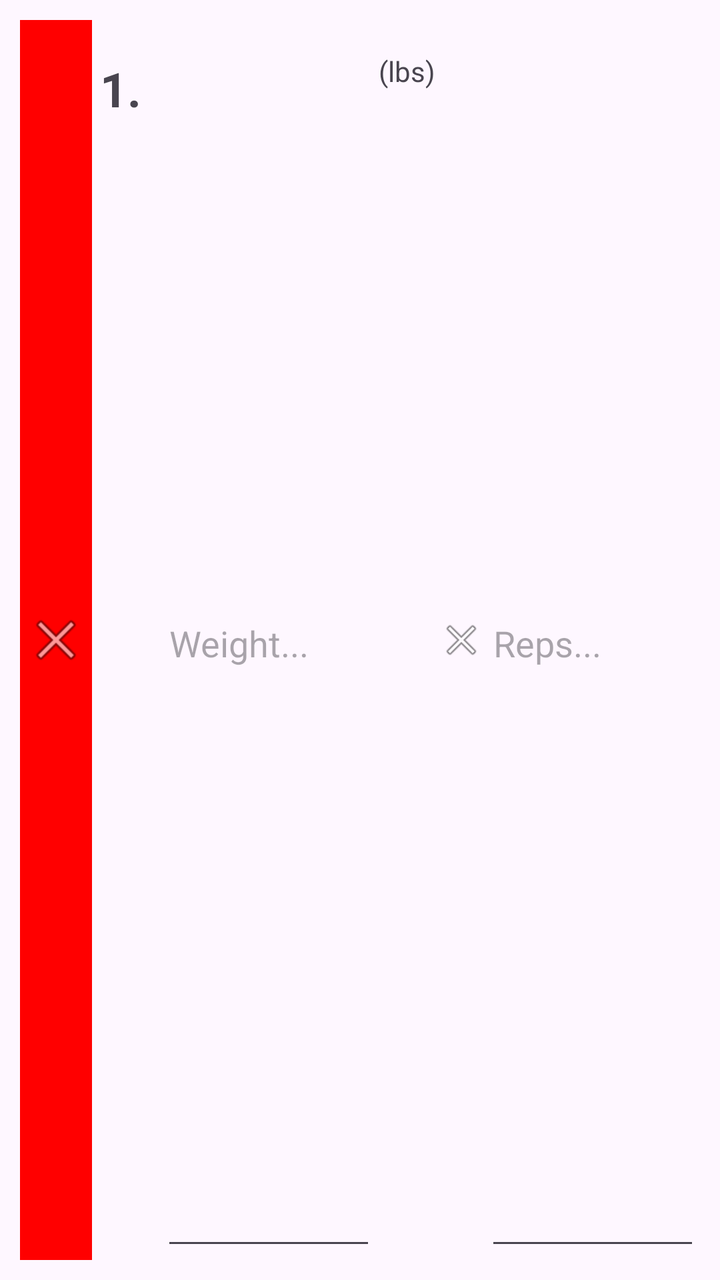
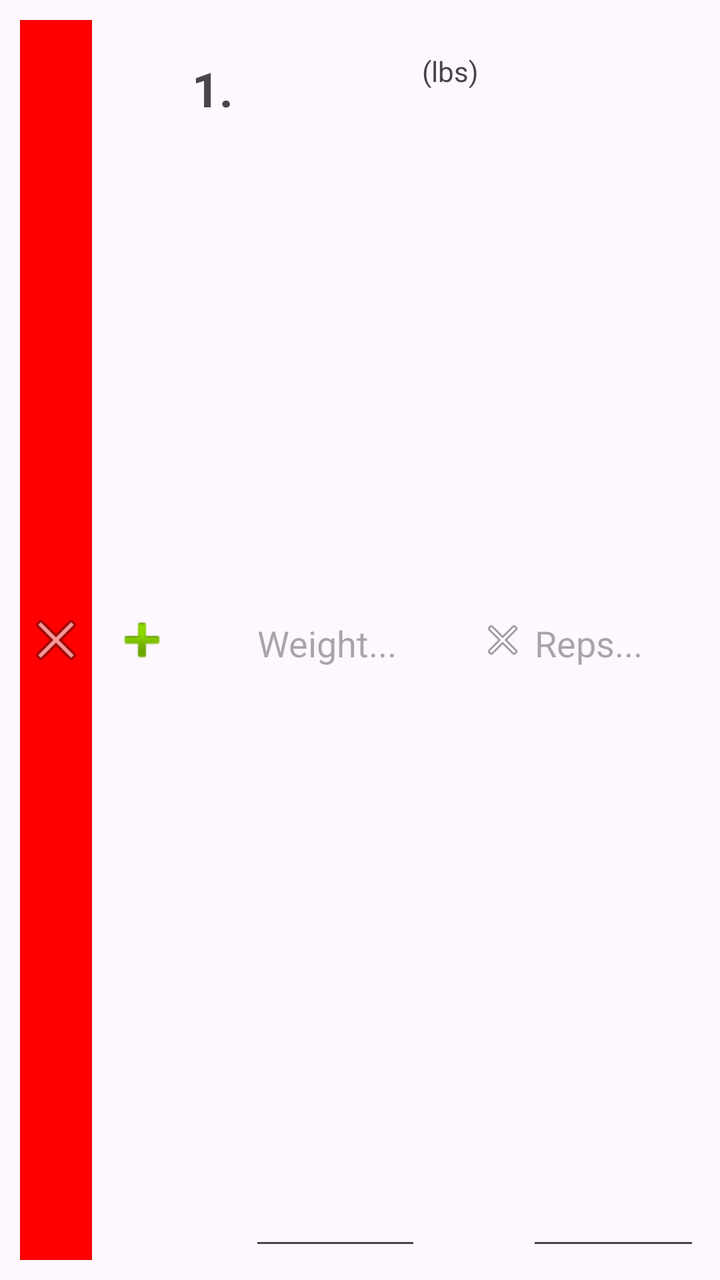

Before-and-after screenshots of an Android layout around one commit, followed by the original layout XML and the change that was made.
<!-- AndroidManifest.xml: application theme Theme.FitnessGuru -->
<!-- res/layout/item_set.xml -->
<?xml version="1.0" encoding="utf-8"?>
<LinearLayout
    xmlns:android="http://schemas.android.com/apk/res/android"
    android:orientation="horizontal"
    android:id="@+id/setContent"
    android:transitionName="workoutCard"
    android:padding="10dp"
    android:layout_margin="6dp"
    android:layout_width="match_parent"
    android:layout_height="wrap_content">

    <ImageButton
        android:id="@+id/deleteSet"
        android:contentDescription="deleteSet"
        android:src="@android:drawable/ic_menu_close_clear_cancel"
        android:background="#ff0000"
        android:minWidth="36dp"
        android:minHeight="36dp"
        android:layout_width="36dp"
        android:layout_marginRight="4dp"
        android:layout_height="match_parent"
        android:backgroundTint="#FF0000"/>

    <TextView
        android:id="@+id/numberOfSet"
        android:text="1."
        android:layout_marginTop="10dp"
        android:textStyle="bold"
        android:textSize="24sp"
        android:maxLines="2"
        android:ellipsize="end"
        android:paddingTop="8dp"
        android:layout_width="0dp"
        android:layout_weight="0.1"
        android:layout_height="match_parent" />

    <EditText
        android:layout_width="0dp"
        android:layout_height="match_parent"
        android:layout_weight="0.35"
        android:hint="Weight..."
        android:id="@+id/weightInput"/>

    <TextView
        android:layout_width="0dp"
        android:layout_height="match_parent"
        android:layout_weight="0.1"
        android:textAlignment="center"
        android:text="(lbs)"
        android:paddingTop="16dp"/>

    <ImageView
        android:id="@+id/clearSearch"
        android:contentDescription="Clear search"
        android:src="@android:drawable/ic_menu_close_clear_cancel"
        android:background="?attr/selectableItemBackgroundBorderless"
        android:minWidth="24dp"
        android:minHeight="24dp"
        android:layout_width="24dp"
        android:layout_height="match_parent"
        android:backgroundTint="#FF0000"/>

    <EditText
        android:layout_width="0dp"
        android:id="@+id/repsInput"
        android:layout_height="match_parent"
        android:layout_weight="0.35"
        android:hint="Reps..."/>

</LinearLayout>
<!-- resources referenced by this layout -->
<resources>
  <style name="Theme.FitnessGuru" parent="Base.Theme.FitnessGuru" />
  <style name="Base.Theme.FitnessGuru" parent="Theme.Material3.DayNight.NoActionBar">
          
          
      </style>
</resources>

<!-- the commit's change to res/layout/item_set.xml (unified diff, before → after) -->
@@ -21,6 +21,17 @@
         android:layout_height="match_parent"
         android:backgroundTint="#FF0000"/>
 
+    <ImageButton
+        android:id="@+id/copySet"
+        android:contentDescription="copySet"
+        android:src="@android:drawable/ic_input_add"
+        android:background="?attr/selectableItemBackgroundBorderless"
+        android:minWidth="42dp"
+        android:minHeight="42dp"
+        android:layout_width="42dp"
+        android:layout_marginRight="4dp"
+        android:layout_height="match_parent" />
+
     <TextView
         android:id="@+id/numberOfSet"
         android:text="1."
@@ -37,7 +48,7 @@
     <EditText
         android:layout_width="0dp"
         android:layout_height="match_parent"
-        android:layout_weight="0.35"
+        android:layout_weight="0.3"
         android:hint="Weight..."
         android:id="@+id/weightInput"/>
 
@@ -64,7 +75,7 @@
         android:layout_width="0dp"
         android:id="@+id/repsInput"
         android:layout_height="match_parent"
-        android:layout_weight="0.35"
+        android:layout_weight="0.3"
         android:hint="Reps..."/>
 
 </LinearLayout>
